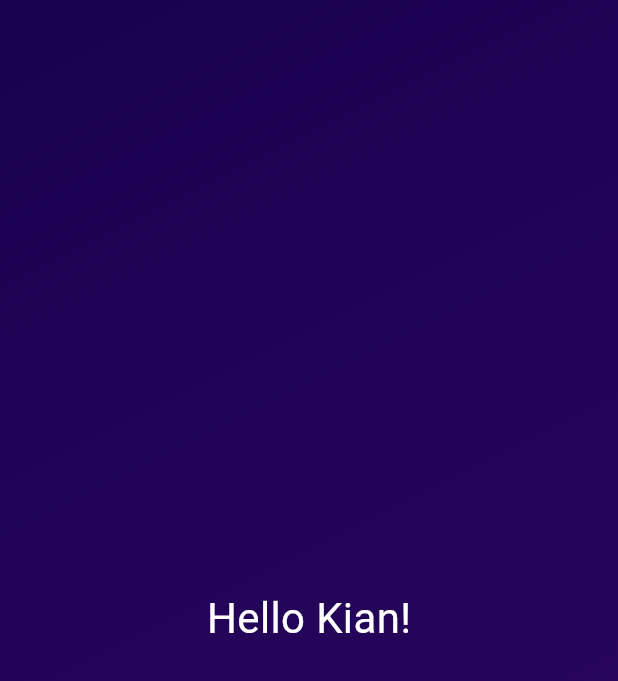
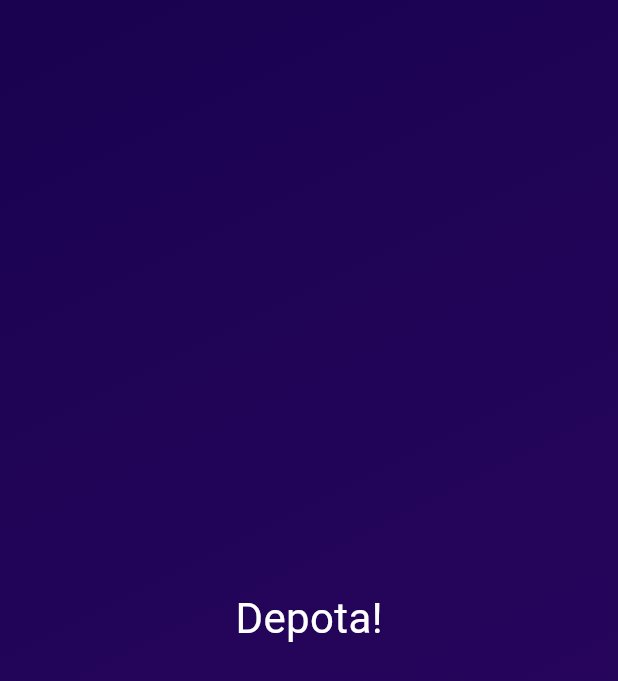
Before and after one commit to lancekian12/Roll-Dice-App, a Flutter app: the screen it shows after launch, on a phone screen of 412 x 824 dp. Shown: the top 681 px of the screen. Run offline on Flutter 3.47's test engine with Material 3 defaults, Android fonts, the phone set to English and light mode, and no system bars.

Commit message:
make the widget reusable

```diff
--- a/lib/gradient_container.dart
+++ b/lib/gradient_container.dart
@@ -1,5 +1,8 @@
 import 'package:flutter/material.dart';
 import 'package:first_app/styled_text.dart';
+
+const startAlignment = Alignment.topLeft;
+const endAlignment = Alignment.bottomRight;
 
 class GradientContainer extends StatelessWidget {
   const GradientContainer({super.key});
@@ -12,11 +15,13 @@ class GradientContainer extends StatelessWidget {
             Color.fromARGB(255, 26, 2, 80),
             Color.fromARGB(255, 45, 7, 98),
           ],
-          begin: Alignment.topLeft,
-          end: Alignment.bottomRight,
+          begin: startAlignment,
+          end: endAlignment,
         ),
       ),
-      child: const Center(child: StyledText()),
+      child: const Center(
+        child: StyledText('Depota!'),
+      ),
     );
   }
 }
--- a/lib/styled_text.dart
+++ b/lib/styled_text.dart
@@ -1,12 +1,15 @@
 import 'package:flutter/material.dart';
 
 class StyledText extends StatelessWidget {
-  const StyledText({super.key});
+  const StyledText(this.text, {super.key});
+
+  final String text;
+
   @override
   Widget build(context) {
-    return const Text(
-      "Hello Kian!",
-      style: TextStyle(
+    return Text(
+      text,
+      style: const TextStyle(
         color: Colors.white,
         fontSize: 28,
       ),
```
